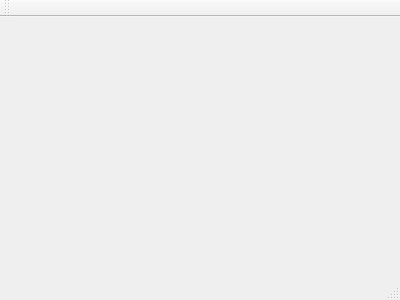
Old version of the form qtExamples/PythonIPCTest/mainwindow.ui in the repository DarkSector/qt-project.
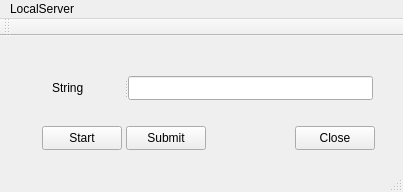
New version of the form.

The edit to the form file:
```diff
--- a/qtExamples/PythonIPCTest/mainwindow.ui
+++ b/qtExamples/PythonIPCTest/mainwindow.ui
@@ -1,24 +1,104 @@
 <ui version="4.0">
  <class>MainWindow</class>
- <widget class="QMainWindow" name="MainWindow" >
-  <property name="geometry" >
+ <widget class="QMainWindow" name="MainWindow">
+  <property name="geometry">
    <rect>
     <x>0</x>
     <y>0</y>
-    <width>400</width>
-    <height>300</height>
+    <width>403</width>
+    <height>192</height>
    </rect>
   </property>
   <property name="windowTitle" >
    <string>MainWindow</string>
   </property>
-  <widget class="QMenuBar" name="menuBar" />
-  <widget class="QToolBar" name="mainToolBar" />
-  <widget class="QWidget" name="centralWidget" />
-  <widget class="QStatusBar" name="statusBar" />
+  <widget class="QWidget" name="centralWidget">
+   <widget class="QPushButton" name="startButton">
+    <property name="geometry">
+     <rect>
+      <x>42</x>
+      <y>90</y>
+      <width>80</width>
+      <height>24</height>
+     </rect>
+    </property>
+    <property name="text">
+     <string>Start</string>
+    </property>
+   </widget>
+   <widget class="QPushButton" name="exitButton">
+    <property name="geometry">
+     <rect>
+      <x>295</x>
+      <y>90</y>
+      <width>80</width>
+      <height>24</height>
+     </rect>
+    </property>
+    <property name="text">
+     <string>Close</string>
+    </property>
+   </widget>
+   <widget class="QPushButton" name="submitButton">
+    <property name="geometry">
+     <rect>
+      <x>126</x>
+      <y>90</y>
+      <width>80</width>
+      <height>24</height>
+     </rect>
+    </property>
+    <property name="text">
+     <string>Submit</string>
+    </property>
+   </widget>
+   <widget class="QSplitter" name="splitter">
+    <property name="geometry">
+     <rect>
+      <x>52</x>
+      <y>40</y>
+      <width>321</width>
+      <height>24</height>
+     </rect>
+    </property>
+    <property name="orientation">
+     <enum>Qt::Horizontal</enum>
+    </property>
+    <widget class="QLabel" name="label">
+     <property name="text">
+      <string>String</string>
+     </property>
+    </widget>
+    <widget class="QLineEdit" name="lineEdit"/>
+   </widget>
+  </widget>
+  <widget class="QMenuBar" name="menuBar">
+   <property name="geometry">
+    <rect>
+     <x>0</x>
+     <y>0</y>
+     <width>403</width>
+     <height>22</height>
+    </rect>
+   </property>
+   <widget class="QMenu" name="menuLocalServer">
+    <property name="title">
+     <string>LocalServer</string>
+    </property>
+   </widget>
+   <addaction name="menuLocalServer"/>
+  </widget>
+  <widget class="QToolBar" name="mainToolBar">
+   <attribute name="toolBarArea">
+    <enum>TopToolBarArea</enum>
+   </attribute>
+   <attribute name="toolBarBreak">
+    <bool>false</bool>
+   </attribute>
+  </widget>
+  <widget class="QStatusBar" name="statusBar"/>
  </widget>
- <layoutDefault spacing="6" margin="11" />
- <pixmapfunction></pixmapfunction>
+ <layoutdefault spacing="6" margin="11"/>
  <resources/>
  <connections/>
 </ui>
```
Left out of the diff: 3 changed lines with no effect on the pictures.
